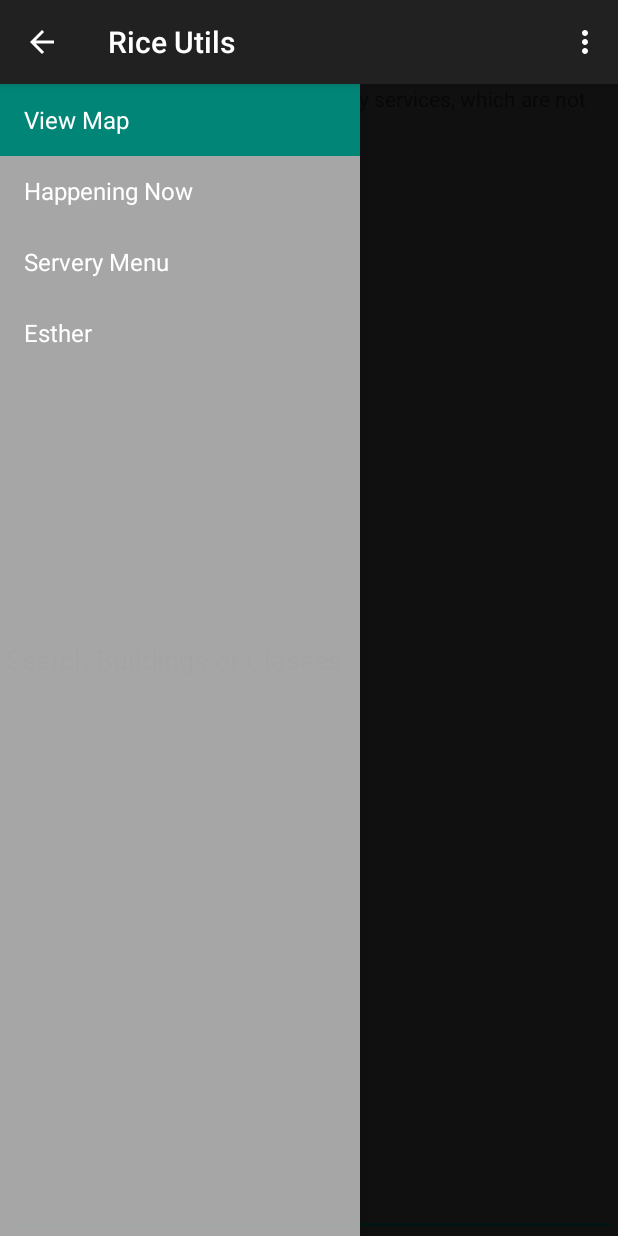
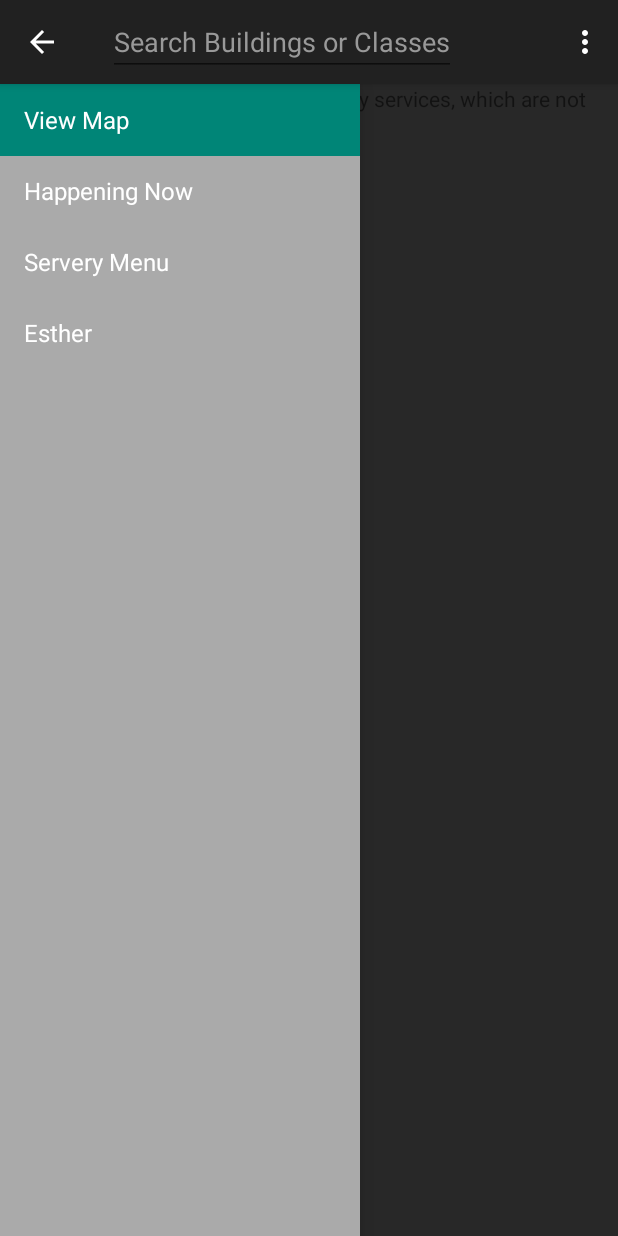
Before and after one commit to efrederic/RiceUtils, an Android app: the screen it shows after launch (MainActivity), on a phone screen of 412 x 824 dp. Run offline under Robolectric (Android 15) with nearby library versions, the phone set to English and light mode, and no system bars; 7 statements that could not run were skipped.

Commit message:
added search bar

```diff
--- a/app/build.gradle
+++ b/app/build.gradle
@@ -23,6 +23,4 @@ dependencies {
     compile fileTree(dir: 'libs', include: ['*.jar'])
     compile 'com.android.support:appcompat-v7:23.1.1'
     compile 'com.google.android.gms:play-services:8.4.0'
-    compile 'com.android.support:support-v4:23.1.1'
-    compile 'com.android.support:recyclerview-v7:23.1.1'
 }
--- a/app/src/main/AndroidManifest.xml
+++ b/app/src/main/AndroidManifest.xml
@@ -23,8 +23,6 @@
                 <category android:name="android.intent.category.LAUNCHER" />
                 <action android:name="android.intent.action.SEARCH" />
             </intent-filter>
-            <meta-data android:name="android.app.searchable"
-                android:resource="@xml/searchable" />
         </activity>
         <activity
             android:name=".WebViews"
--- a/app/src/main/java/com/taken/riceutils/MainActivity.java
+++ b/app/src/main/java/com/taken/riceutils/MainActivity.java
@@ -26,6 +26,7 @@ import android.view.MenuItem;
 import android.view.View;
 import android.view.ViewGroup;
 import android.support.v4.widget.DrawerLayout;
+import android.view.Window;
 import android.view.inputmethod.InputMethodManager;
 import android.webkit.WebView;
 import android.widget.AdapterView;
@@ -67,7 +68,7 @@ public class MainActivity extends AppCompatActivity
 
     private HashMap<String, LatLng> allLocs = new HashMap<>();
 
-    private Boolean loaded=false;
+    private Boolean loaded = false;
 
     static JSONArray routes = null;
 
@@ -99,9 +100,9 @@ public class MainActivity extends AppCompatActivity
         allLocs.putAll(BuildingMap.classes);
         String[] placeNames = Arrays.copyOf(allLocs.keySet().toArray(), allLocs.keySet().toArray().length, String[].class);
         ArrayAdapter<String> adapter = new ArrayAdapter<>(this, android.R.layout.simple_dropdown_item_1line, placeNames);
-        textView = (AutoCompleteTextView) findViewById(R.id.search);
-        textView.setAdapter(adapter);
-        textView.setOnItemClickListener(this);
+//        textView = (AutoCompleteTextView) findViewById(R.id.search);
+//        textView.setAdapter(adapter);
+//        textView.setOnItemClickListener(this);
 
         AsyncTask<String, Void, JSONArray> busRoutes = new BusRoutes();
         busRoutes.execute("http://bus.rice.edu/json/routes.php");
@@ -113,6 +114,16 @@ public class MainActivity extends AppCompatActivity
         isRunning = true;
         callAsyncTask();
 
+        ActionBar actionBar = getSupportActionBar();
+        //actionBar.setDisplayShowTitleEnabled(false);
+        actionBar.setDisplayShowCustomEnabled(true);
+        LayoutInflater layoutInflater = (LayoutInflater) this.getSystemService(Context.LAYOUT_INFLATER_SERVICE);
+        View view = layoutInflater.inflate(R.layout.search_layout, null);
+        actionBar.setCustomView(view);
+        textView = (AutoCompleteTextView) view.findViewById(R.id.search);
+        textView.setAdapter(adapter);
+        textView.setOnItemClickListener(this);
+
         mNavigationDrawerFragment = (NavigationDrawerFragment)
                 getSupportFragmentManager().findFragmentById(R.id.navigation_drawer);
         mTitle = getTitle();
@@ -123,6 +134,14 @@ public class MainActivity extends AppCompatActivity
                 (DrawerLayout) findViewById(R.id.drawer_layout));
 
         this.loaded = true;
+
+        InputMethodManager inputManager = (InputMethodManager)
+                getSystemService(Context.INPUT_METHOD_SERVICE);
+
+        if (getCurrentFocus() != null) {
+            inputManager.hideSoftInputFromWindow(getCurrentFocus().getWindowToken(),
+                    InputMethodManager.HIDE_NOT_ALWAYS);
+        }
     }
 
     @Override
@@ -130,6 +149,15 @@ public class MainActivity extends AppCompatActivity
         if (!this.loaded){
             return;
         }
+
+        InputMethodManager inputManager = (InputMethodManager)
+                getSystemService(Context.INPUT_METHOD_SERVICE);
+
+        if (getCurrentFocus() != null) {
+            inputManager.hideSoftInputFromWindow(getCurrentFocus().getWindowToken(),
+                    InputMethodManager.HIDE_NOT_ALWAYS);
+        }
+
         Fragment fragment = PlaceholderFragment.newInstance(position+1);
 
         switch (position) {
@@ -184,8 +212,7 @@ public class MainActivity extends AppCompatActivity
     public void restoreActionBar() {
         ActionBar actionBar = getSupportActionBar();
         actionBar.setNavigationMode(ActionBar.NAVIGATION_MODE_STANDARD);
-        actionBar.setDisplayShowTitleEnabled(true);
-        actionBar.setTitle(mTitle);
+        actionBar.setDisplayShowTitleEnabled(false);
     }
 
 
--- a/app/src/main/java/com/taken/riceutils/NavigationDrawerFragment.java
+++ b/app/src/main/java/com/taken/riceutils/NavigationDrawerFragment.java
@@ -1,5 +1,6 @@
 package com.taken.riceutils;
 
+import android.content.Context;
 import android.support.v7.app.AppCompatActivity;
 import android.app.Activity;
 import android.support.v7.app.ActionBar;
@@ -203,10 +204,10 @@ public class NavigationDrawerFragment extends Fragment {
     }
 
     @Override
-    public void onAttach(Activity activity) {
-        super.onAttach(activity);
+    public void onAttach(Context context) {
+        super.onAttach(context);
         try {
-            mCallbacks = (NavigationDrawerCallbacks) activity;
+            mCallbacks = (NavigationDrawerCallbacks) context;
         } catch (ClassCastException e) {
             throw new ClassCastException("Activity must implement NavigationDrawerCallbacks.");
         }
@@ -244,16 +245,8 @@ public class NavigationDrawerFragment extends Fragment {
 
     @Override
     public boolean onOptionsItemSelected(MenuItem item) {
-        if (mDrawerToggle.onOptionsItemSelected(item)) {
-            return true;
-        }
+        return mDrawerToggle.onOptionsItemSelected(item) || super.onOptionsItemSelected(item);
 
-        if (item.getItemId() == R.id.action_example) {
-            Toast.makeText(getActivity(), "Example action.", Toast.LENGTH_SHORT).show();
-            return true;
-        }
-
-        return super.onOptionsItemSelected(item);
     }
 
     /**
@@ -262,9 +255,8 @@ public class NavigationDrawerFragment extends Fragment {
      */
     private void showGlobalContextActionBar() {
         ActionBar actionBar = getActionBar();
-        actionBar.setDisplayShowTitleEnabled(true);
+        actionBar.setDisplayShowTitleEnabled(false);
         actionBar.setNavigationMode(ActionBar.NAVIGATION_MODE_STANDARD);
-        actionBar.setTitle(R.string.app_name);
     }
 
     private ActionBar getActionBar() {
--- a/app/src/main/res/layout/activity_main.xml
+++ b/app/src/main/res/layout/activity_main.xml
@@ -10,15 +10,6 @@
          space available using match_parent in both dimensions. -->
     <FrameLayout android:id="@+id/container" android:layout_width="match_parent"
         android:layout_height="match_parent" />
-
-    <AutoCompleteTextView
-        android:id="@+id/search"
-        android:layout_width="fill_parent"
-        android:layout_height="wrap_content"
-        android:imeOptions="actionDone"
-        android:hint="@string/text_input_hint"
-        android:inputType="textAutoComplete|textAutoCorrect"
-        android:textColor="#000000"/>
 
     <fragment xmlns:android="http://schemas.android.com/apk/res/android"
         xmlns:tools="http://schemas.android.com/tools"
--- /dev/null
+++ b/app/src/main/res/layout/search_layout.xml
@@ -0,0 +1,16 @@
+<?xml version="1.0" encoding="utf-8"?>
+<LinearLayout xmlns:android="http://schemas.android.com/apk/res/android"
+    android:layout_width="match_parent"
+    android:layout_height="match_parent">
+
+    <AutoCompleteTextView
+        android:id="@+id/search"
+        android:layout_width="wrap_content"
+        android:layout_height="wrap_content"
+        android:imeOptions="actionDone"
+        android:hint="@string/text_input_hint"
+        android:inputType="textAutoComplete|textAutoCorrect"
+        android:textColor="#FFFFFF"
+        android:textColorHint="#999999"/>
+
+</LinearLayout>
--- a/app/src/main/res/menu/menu_main.xml
+++ b/app/src/main/res/menu/menu_main.xml
@@ -1,8 +1,6 @@
 <menu xmlns:android="http://schemas.android.com/apk/res/android"
     xmlns:app="http://schemas.android.com/apk/res-auto"
     xmlns:tools="http://schemas.android.com/tools" tools:context=".MainActivity">
-    <item android:id="@+id/action_example" android:title="@string/action_example"
-        app:showAsAction="withText|ifRoom" />
     <item android:id="@+id/action_settings" android:title="@string/action_settings"
         android:orderInCategory="100" app:showAsAction="never" />
 </menu>
--- a/app/src/main/res/values/strings.xml
+++ b/app/src/main/res/values/strings.xml
@@ -13,7 +13,6 @@
 
     <string name="action_settings">Settings</string>
     <string name="action_search">Search</string>
-    <string name="search_hint">Search buildings or classes</string>
     <string name="tba_message">This class location is TBA</string>
     <string name="ok">OK</string>
     <string name="locNotFound_message">Location not found</string>
--- a/app/src/main/res/xml/searchable.xml
+++ b/app/src/main/res/xml/searchable.xml
@@ -1,5 +1,5 @@
 <?xml version="1.0" encoding="utf-8"?>
 <searchable xmlns:android="http://schemas.android.com/apk/res/android"
     android:label="@string/app_name"
-    android:hint="@string/search_hint" >
+    android:hint="@string/text_input_hint" >
 </searchable>
```
Also changed, not shown: 1 other file.
